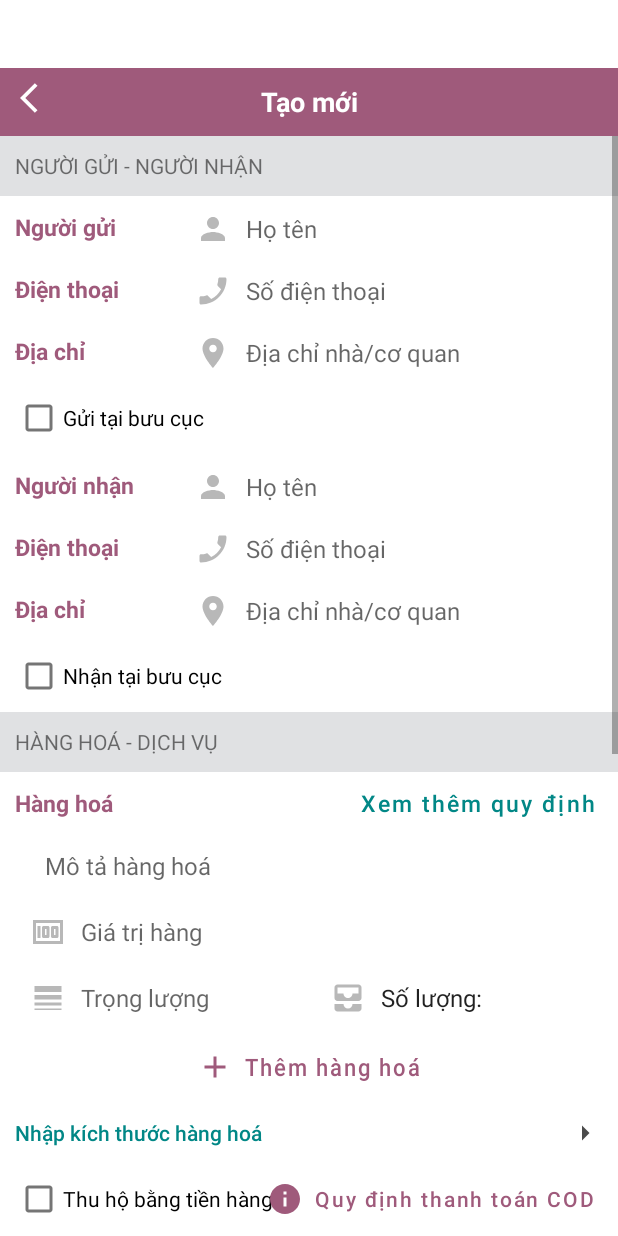
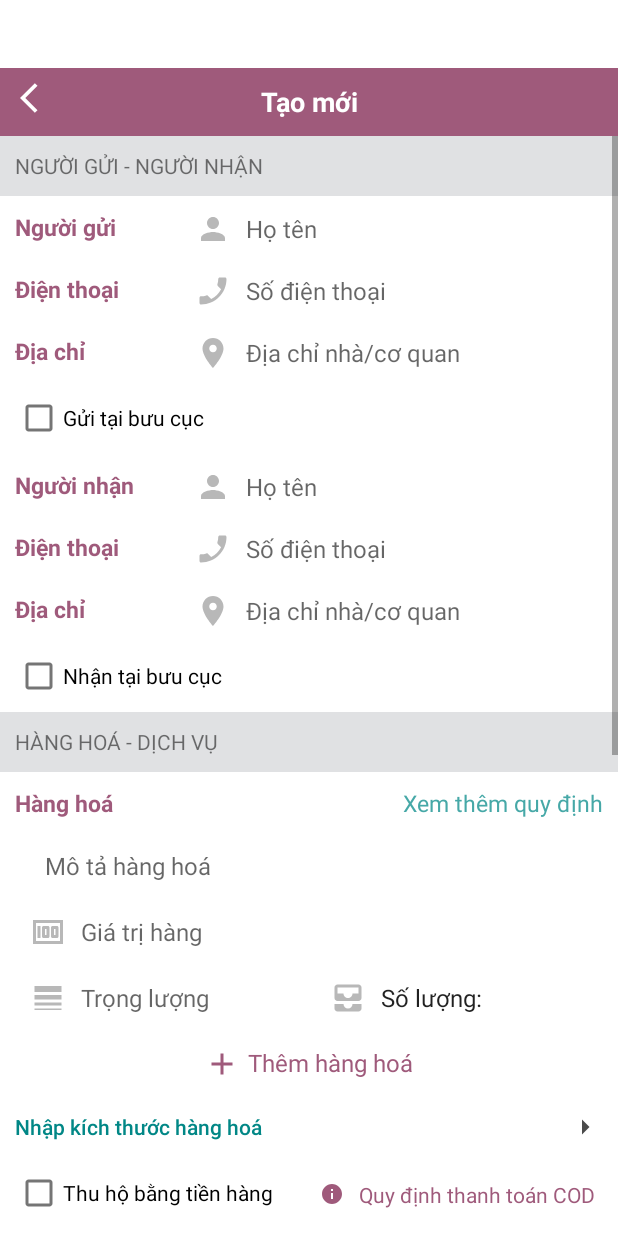
Before and after one commit to a1tina/giaohangtietkiem, an Android app: the CreateOrderActivity screen opened directly, with no data from a screen before it, on a phone screen of 412 x 824 dp. Run offline under Robolectric (Android 15) with nearby library versions, the phone set to English and light mode, and no system bars.

Commit message:
change some Button to TextView in CreateOrderActivity

```diff
--- a/app/src/main/java/com/example/ghtk/CreateOrderActivity.java
+++ b/app/src/main/java/com/example/ghtk/CreateOrderActivity.java
@@ -17,12 +17,14 @@ import android.view.View;
 import android.widget.Button;
 import android.widget.CheckBox;
 import android.widget.ImageButton;
+import android.widget.TextView;
 import android.widget.Toast;
 
 public class CreateOrderActivity extends AppCompatActivity {
     ImageButton iBBack;
     CheckBox checkBox4;
-    Button bGoods, bCreate;
+    Button bCreate;
+    TextView bGoods, bCOD, bServiceChoose, bPhotoDelAll, bAddGoods;
 
     @Override
     protected void onCreate(Bundle savedInstanceState) {
@@ -30,15 +32,13 @@ public class CreateOrderActivity extends AppCompatActivity {
         setContentView(R.layout.activity_create_order);
 
         checkBox4 = findViewById(R.id.checkBox4);
+        bCreate = findViewById(R.id.b_create);
         bGoods = findViewById(R.id.b_goods);
-        bCreate = findViewById(R.id.b_create);
+        bCOD = findViewById(R.id.b_cod);
+        bServiceChoose = findViewById(R.id.b_service_choose);
+        bPhotoDelAll = findViewById(R.id.b_photo_delete_all);
+        bAddGoods = findViewById(R.id.add_goods);
 
-        bGoods.setOnClickListener(new View.OnClickListener() {
-            @Override
-            public void onClick(View v) {
-                startActivity(new Intent(CreateOrderActivity.this, RegulationActivity.class));
-            }
-        });
 
         bCreate.setOnClickListener(new View.OnClickListener() {
             @Override
@@ -50,8 +50,14 @@ public class CreateOrderActivity extends AppCompatActivity {
         });
 
         String text = "Tôi đã đọc và đồng ý với Điều khoản và quy định";
+        String text2 = "Xem thêm quy định";
+        String text3 = "Quy định thanh toán COD";
+        String text4 = "Chọn dịch vụ";
+        String text5 = "Xoá tất cả";
+        String text6 = "Thêm hàng hoá";
+
         SpannableString ss = new SpannableString(text);
-        ClickableSpan clickableSpan = new ClickableSpan() {
+        ClickableSpan clickableSpan1 = new ClickableSpan() {
             @Override
             public void onClick(@NonNull View widget) {
                 startActivity(new Intent(CreateOrderActivity.this, ContactActivity.class));
@@ -64,11 +70,100 @@ public class CreateOrderActivity extends AppCompatActivity {
                 ds.setUnderlineText(false);
             }
         };
-
-        ss.setSpan(clickableSpan, 25,47, Spanned.SPAN_EXCLUSIVE_EXCLUSIVE);
+        ss.setSpan(clickableSpan1, 25,47, Spanned.SPAN_EXCLUSIVE_EXCLUSIVE);
         checkBox4.setText(ss);
         checkBox4.setMovementMethod(LinkMovementMethod.getInstance());
         checkBox4.setHighlightColor(ContextCompat.getColor(this, R.color.color9F5A7B));
 
+        ss = new SpannableString(text2);
+        ClickableSpan clickableSpan2 = new ClickableSpan() {
+            @Override
+            public void onClick(@NonNull View widget) {
+                startActivity(new Intent(CreateOrderActivity.this, RegulationActivity.class));
+            }
+
+            @Override
+            public void updateDrawState(@NonNull TextPaint ds) {
+                super.updateDrawState(ds);
+                ds.setColor(Color.rgb(70, 168, 167));
+                ds.setUnderlineText(false);
+            }
+        };
+        ss.setSpan(clickableSpan2, 0,17, Spanned.SPAN_EXCLUSIVE_EXCLUSIVE);
+        bGoods.setText(ss);
+        bGoods.setMovementMethod(LinkMovementMethod.getInstance());
+
+        ss = new SpannableString(text3);
+        ClickableSpan clickableSpan3 = new ClickableSpan() {
+            @Override
+            public void onClick(@NonNull View widget) {
+                startActivity(new Intent(CreateOrderActivity.this, RegulationActivity.class));
+            }
+
+            @Override
+            public void updateDrawState(@NonNull TextPaint ds) {
+                super.updateDrawState(ds);
+                ds.setColor(Color.rgb(159, 90, 123));
+                ds.setUnderlineText(false);
+            }
+        };
+        ss.setSpan(clickableSpan3, 0,23, Spanned.SPAN_EXCLUSIVE_EXCLUSIVE);
+        bCOD.setText(ss);
+        bCOD.setMovementMethod(LinkMovementMethod.getInstance());
+
+        ss = new SpannableString(text4);
+        ClickableSpan clickableSpan4 = new ClickableSpan() {
+            @Override
+            public void onClick(@NonNull View widget) {
+                startActivity(new Intent(CreateOrderActivity.this, RegulationActivity.class));
+            }
+
+            @Override
+            public void updateDrawState(@NonNull TextPaint ds) {
+                super.updateDrawState(ds);
+                ds.setColor(Color.rgb(70, 168, 167));
+                ds.setUnderlineText(false);
+            }
+        };
+        ss.setSpan(clickableSpan4, 0,12, Spanned.SPAN_EXCLUSIVE_EXCLUSIVE);
+        bServiceChoose.setText(ss);
+        bServiceChoose.setMovementMethod(LinkMovementMethod.getInstance());
+
+        ss = new SpannableString(text5);
+        ClickableSpan clickableSpan5 = new ClickableSpan() {
+            @Override
+            public void onClick(@NonNull View widget) {
+                startActivity(new Intent(CreateOrderActivity.this, RegulationActivity.class));
+            }
+
+            @Override
+            public void updateDrawState(@NonNull TextPaint ds) {
+                super.updateDrawState(ds);
+                ds.setColor(Color.rgb(70, 168, 167));
+                ds.setUnderlineText(false);
+            }
+        };
+        ss.setSpan(clickableSpan5, 0,10, Spanned.SPAN_EXCLUSIVE_EXCLUSIVE);
+        bPhotoDelAll.setText(ss);
+        bPhotoDelAll.setMovementMethod(LinkMovementMethod.getInstance());
+
+        ss = new SpannableString(text6);
+        ClickableSpan clickableSpan6 = new ClickableSpan() {
+            @Override
+            public void onClick(@NonNull View widget) {
+                startActivity(new Intent(CreateOrderActivity.this, RegulationActivity.class));
+            }
+
+            @Override
+            public void updateDrawState(@NonNull TextPaint ds) {
+                super.updateDrawState(ds);
+                ds.setColor(Color.rgb(159, 90, 123));
+                ds.setUnderlineText(false);
+            }
+        };
+        ss.setSpan(clickableSpan6, 0,13, Spanned.SPAN_EXCLUSIVE_EXCLUSIVE);
+        bAddGoods.setText(ss);
+        bAddGoods.setMovementMethod(LinkMovementMethod.getInstance());
+
     }
 }
--- a/app/src/main/res/drawable/ic_info.xml
+++ b/app/src/main/res/drawable/ic_info.xml
@@ -1,5 +1,5 @@
-<vector android:height="24dp" android:tint="#B8B8B8"
+<vector android:height="16dp" android:tint="#B8B8B8"
     android:viewportHeight="24" android:viewportWidth="24"
-    android:width="24dp" xmlns:android="http://schemas.android.com/apk/res/android">
+    android:width="16dp" xmlns:android="http://schemas.android.com/apk/res/android">
     <path android:fillColor="@android:color/white" android:pathData="M12,2C6.48,2 2,6.48 2,12s4.48,10 10,10 10,-4.48 10,-10S17.52,2 12,2zM13,17h-2v-6h2v6zM13,9h-2L11,7h2v2z"/>
 </vector>
--- a/app/src/main/res/layout/activity_create_order.xml
+++ b/app/src/main/res/layout/activity_create_order.xml
@@ -250,17 +250,19 @@
                 android:padding="10dp"
                 android:text="Hàng hoá" />
 
-            <Button
+            <TextView
                 android:id="@+id/b_goods"
                 android:layout_width="wrap_content"
                 android:layout_height="40dp"
+                android:layout_below="@id/tv_create_order_goods_service"
+                android:layout_alignParentRight="true"
                 android:background="?android:selectableItemBackground"
-                android:layout_below="@id/tv_create_order_goods_service"
+                android:fontFamily="sans-serif"
                 android:text="Xem thêm quy định"
+                android:textAllCaps="false"
+                android:textColor="@color/teal_700"
                 android:textSize="15sp"
-                android:layout_alignParentRight="true"
-                android:textColor="@color/teal_700"
-                android:textAllCaps="false"/>
+                android:padding="10dp" />
             <EditText
                 android:id="@+id/goods_name"
                 android:layout_width="match_parent"
@@ -321,20 +323,21 @@
                 android:layout_toEndOf="@id/goods_weight"
                 android:background="@color/white"/>
 
-            <Button
+            <TextView
                 android:id="@+id/add_goods"
                 android:layout_width="wrap_content"
                 android:layout_height="wrap_content"
                 android:text="Thêm hàng hoá"
+                android:padding="10dp"
                 android:textColor="#9F5A7B"
                 android:textAllCaps="false"
                 android:textSize="16sp"
                 android:layout_below="@id/goods_weight"
                 android:drawableLeft="@drawable/ic_add"
                 android:drawableTint="#9F5A7B"
+                android:drawablePadding="5dp"
                 android:layout_centerInParent="true"
-                android:background="?android:selectableItemBackground"
-                android:textScaleX="0.92"/>
+                android:background="?android:selectableItemBackground"/>
 
 
             <androidx.appcompat.widget.AppCompatButton
@@ -362,10 +365,11 @@
                 android:text="Thu hộ bằng tiền hàng" />
 
 
-            <Button
+            <TextView
                 android:id="@+id/b_cod"
                 android:layout_width="wrap_content"
                 android:layout_height="wrap_content"
+                android:padding="15dp"
                 android:text="Quy định thanh toán COD"
                 android:textColor="#9F5A7B"
                 android:textAllCaps="false"
@@ -373,6 +377,7 @@
                 android:layout_alignParentRight="true"
                 android:drawableLeft="@drawable/ic_info"
                 android:drawableTint="#9F5A7B"
+                android:drawablePadding="10dp"
                 android:background="?android:selectableItemBackground"/>
 
             <EditText
@@ -402,10 +407,11 @@
                 android:padding="10dp"
                 android:text="Dịch vụ" />
 
-            <Button
+            <TextView
                 android:id="@+id/b_service_choose"
                 android:layout_width="wrap_content"
                 android:layout_height="40dp"
+                android:padding="10dp"
                 android:background="?android:selectableItemBackground"
                 android:layout_below="@id/et_thu_ho"
                 android:text="Chọn dịch vụ"
@@ -425,10 +431,11 @@
                 android:padding="10dp"
                 android:text="Ảnh hàng hoá" />
 
-            <Button
+            <TextView
                 android:id="@+id/b_photo_delete_all"
                 android:layout_width="wrap_content"
                 android:layout_height="40dp"
+                android:padding="10dp"
                 android:background="?android:selectableItemBackground"
                 android:layout_below="@id/tv_service"
                 android:text="Xoá tất cả"
--- a/app/src/main/res/values/themes.xml
+++ b/app/src/main/res/values/themes.xml
@@ -30,4 +30,5 @@
     <style name="Theme.Ghtk.AppBarOverlay" parent="ThemeOverlay.AppCompat.Dark.ActionBar" />
 
     <style name="Theme.Ghtk.PopupOverlay" parent="ThemeOverlay.AppCompat.Light" />
+
 </resources>
```
